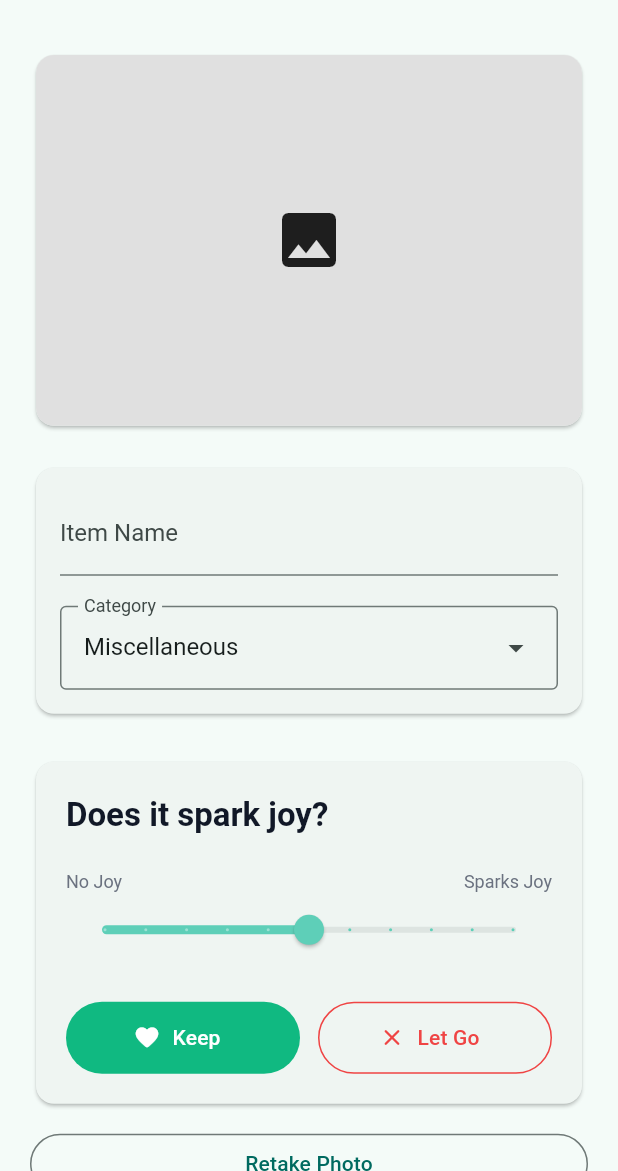
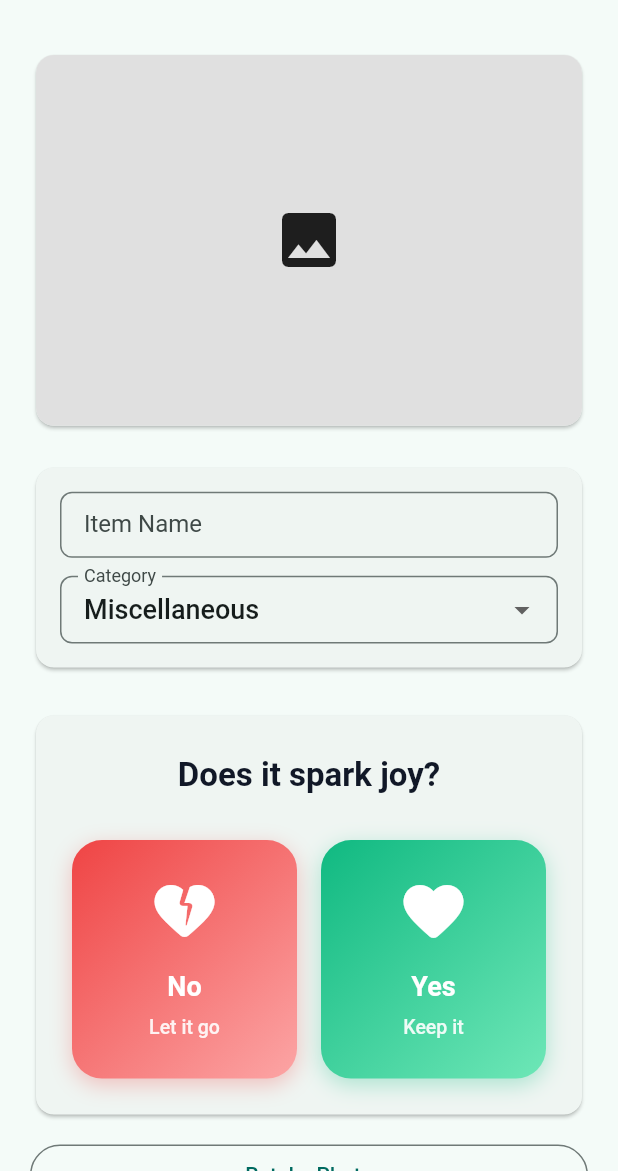
Before and after one commit to icaichen/KeepJoy, a Flutter app: the _QuickItemReviewPage screen opened directly with empty values, on a phone screen of 412 x 824 dp, the part 65-1236 px from its top. Run offline on Flutter 3.47's test engine with Material 3 defaults, Android fonts, the phone set to English and light mode, and no system bars; our stand-ins replace image_picker, supabase_flutter, table_calendar; missing offline and left inert: google_mlkit_image_labeling; accounts and stored records are empty; Roboto replaces fonts that are missing (SF Pro Text); project files that could hold a hidden picture were left out.

Commit message:
quick declutter and joy declutter logic finalized, views need update

```diff
--- a/lib/features/quick_declutter/quick_declutter_flow.dart
+++ b/lib/features/quick_declutter/quick_declutter_flow.dart
@@ -426,13 +426,14 @@ class _QuickItemReviewPageState extends State<_QuickItemReviewPage> {
       createdAt: DateTime.now(),
       status: DeclutterStatus.keep,
       photoPath: widget.photoPath,
-      joyLevel: _joyLevel,
+      joyLevel: 8, // Set joy level to 8 for "Yes, it sparks joy"
     );
 
     widget.onItemCreated(item);
 
     setState(() {
       _decision = DeclutterStatus.keep;
+      _joyLevel = 8;
     });
   }
 
@@ -544,13 +545,14 @@ class _QuickItemReviewPageState extends State<_QuickItemReviewPage> {
       createdAt: DateTime.now(),
       status: status,
       photoPath: widget.photoPath,
-      joyLevel: _joyLevel,
+      joyLevel: 3, // Set joy level to 3 for "No, doesn't spark joy"
     );
 
     widget.onItemCreated(item);
 
     setState(() {
       _decision = status;
+      _joyLevel = 3;
     });
   }
 
@@ -620,7 +622,7 @@ class _QuickItemReviewPageState extends State<_QuickItemReviewPage> {
           ),
           const SizedBox(height: 20),
 
-          // Item details
+          // Item details - Compact version
           Card(
             child: Padding(
               padding: const EdgeInsets.all(16),
@@ -632,21 +634,11 @@ class _QuickItemReviewPageState extends State<_QuickItemReviewPage> {
                     decoration: InputDecoration(
                       labelText: l10n.itemName,
                       hintText: l10n.itemName,
-                      suffixIcon: _isIdentifying
-                          ? const SizedBox(
-                              width: 20,
-                              height: 20,
-                              child: Padding(
-                                padding: EdgeInsets.all(12.0),
-                                child: CircularProgressIndicator(strokeWidth: 2),
+                      isDense: true,
+                      contentPadding: const EdgeInsets.symmetric(vertical: 10, horizontal: 12),
+                      border: OutlineInputBorder(
+                        borderRadius: BorderRadius.circular(8),
                       ),
-                            )
-                          : _isAISuggested
-                              ? Tooltip(
-                                  message: l10n.aiSuggested,
-                                  child: const Icon(Icons.auto_awesome, size: 20),
-                                )
-                              : null,
                     ),
                     onChanged: (_) {
                       if (_isAISuggested) {
@@ -654,36 +646,31 @@ class _QuickItemReviewPageState extends State<_QuickItemReviewPage> {
                       }
                     },
                   ),
-                  const SizedBox(height: 20),
-                  SizedBox(
-                    width: double.infinity,
-                    child: DropdownMenu<DeclutterCategory>(
-                      initialSelection: _selectedCategory,
-                      label: Text(l10n.category),
-                      expandedInsets: EdgeInsets.zero,
-                      dropdownMenuEntries: DeclutterCategory.values
+                  const SizedBox(height: 12),
+                  DropdownButtonFormField<DeclutterCategory>(
+                    value: _selectedCategory,
+                    decoration: InputDecoration(
+                      labelText: l10n.category,
+                      isDense: true,
+                      contentPadding: const EdgeInsets.symmetric(vertical: 10, horizontal: 12),
+                      border: OutlineInputBorder(
+                        borderRadius: BorderRadius.circular(8),
+                      ),
+                    ),
+                    items: DeclutterCategory.values
                         .map(
-                            (category) => DropdownMenuEntry(
+                          (category) => DropdownMenuItem(
                             value: category,
-                              label: category.label(context),
+                            child: Text(category.label(context)),
                           ),
                         )
                         .toList(),
-                      onSelected: (value) {
+                    onChanged: (value) {
                       if (value != null) {
                         setState(() => _selectedCategory = value);
                       }
                     },
                   ),
-                  ),
-                  if (_aiResult?.method == 'on-device') ...[
-                    const SizedBox(height: 16),
-                    TextButton.icon(
-                      onPressed: _isIdentifying ? null : _getDetailedInfo,
-                      icon: const Icon(Icons.search, size: 18),
-                      label: Text(l10n.getDetailedInfo),
-                    ),
-                  ],
                 ],
               ),
             ),
@@ -694,92 +681,123 @@ class _QuickItemReviewPageState extends State<_QuickItemReviewPage> {
           if (_decision == null) ...[
             Card(
               child: Padding(
-                padding: const EdgeInsets.all(20),
+                padding: const EdgeInsets.all(24),
                 child: Column(
                   crossAxisAlignment: CrossAxisAlignment.start,
                   children: [
-                    Text(
+                    Center(
+                      child: Text(
                         isChinese ? '这件物品让你心动吗？' : 'Does it spark joy?',
                         style: Theme.of(context).textTheme.titleLarge?.copyWith(
                           fontWeight: FontWeight.w700,
                           color: const Color(0xFF111827),
                         ),
                       ),
-                    const SizedBox(height: 20),
+                    ),
+                    const SizedBox(height: 28),
 
-                    // Joy level slider
-                    Column(
-                      crossAxisAlignment: CrossAxisAlignment.start,
+                    // Joy Yes/No buttons - directly trigger actions
+                    Row(
                       children: [
-                        Row(
-                          mainAxisAlignment: MainAxisAlignment.spaceBetween,
+                        Expanded(
+                          child: GestureDetector(
+                            onTap: _handleLetGo,
+                            child: Container(
+                              padding: const EdgeInsets.symmetric(vertical: 24),
+                              decoration: BoxDecoration(
+                                gradient: const LinearGradient(
+                                  begin: Alignment.topLeft,
+                                  end: Alignment.bottomRight,
+                                  colors: [Color(0xFFEF4444), Color(0xFFFCA5A5)],
+                                ),
+                                borderRadius: BorderRadius.circular(20),
+                                boxShadow: [
+                                  BoxShadow(
+                                    color: const Color(0xFFEF4444).withValues(alpha: 0.3),
+                                    blurRadius: 12,
+                                    offset: const Offset(0, 4),
+                                  ),
+                                ],
+                              ),
+                              child: Column(
                                 children: [
+                                  const Icon(
+                                    Icons.heart_broken_rounded,
+                                    size: 48,
+                                    color: Colors.white,
+                                  ),
+                                  const SizedBox(height: 12),
                                   Text(
-                              isChinese ? '不心动' : 'No Joy',
-                              style: Theme.of(context).textTheme.bodySmall?.copyWith(
-                                color: const Color(0xFF6B7280),
+                                    isChinese ? '不心动' : 'No',
+                                    style: const TextStyle(
+                                      fontSize: 18,
+                                      fontWeight: FontWeight.w700,
+                                      color: Colors.white,
                                     ),
                                   ),
+                                  const SizedBox(height: 4),
                                   Text(
-                              isChinese ? '很心动' : 'Sparks Joy',
-                              style: Theme.of(context).textTheme.bodySmall?.copyWith(
-                                color: const Color(0xFF6B7280),
+                                    isChinese ? '让它离开' : 'Let it go',
+                                    style: TextStyle(
+                                      fontSize: 13,
+                                      fontWeight: FontWeight.w500,
+                                      color: Colors.white.withValues(alpha: 0.9),
                                     ),
                                   ),
                                 ],
                               ),
-                        Slider(
-                          value: _joyLevel?.toDouble() ?? 5,
-                          min: 0,
-                          max: 10,
-                          divisions: 10,
-                          label: _joyLevel?.toString() ?? '5',
-                          activeColor: const Color(0xFF5ECFB8),
-                          onChanged: (value) {
-                            setState(() => _joyLevel = value.toInt());
-                          },
                             ),
-                        if (_joyLevel != null)
-                          Center(
-                            child: Text(
-                              '${isChinese ? '心动指数' : 'Joy Level'}: $_joyLevel/10',
-                              style: Theme.of(context).textTheme.bodyMedium?.copyWith(
-                                fontWeight: FontWeight.w600,
-                                color: const Color(0xFF111827),
                           ),
+                        ),
+                        const SizedBox(width: 16),
+                        Expanded(
+                          child: GestureDetector(
+                            onTap: _handleKeep,
+                            child: Container(
+                              padding: const EdgeInsets.symmetric(vertical: 24),
+                              decoration: BoxDecoration(
+                                gradient: const LinearGradient(
+                                  begin: Alignment.topLeft,
+                                  end: Alignment.bottomRight,
+                                  colors: [Color(0xFF10B981), Color(0xFF6EE7B7)],
+                                ),
+                                borderRadius: BorderRadius.circular(20),
+                                boxShadow: [
+                                  BoxShadow(
+                                    color: const Color(0xFF10B981).withValues(alpha: 0.3),
+                                    blurRadius: 12,
+                                    offset: const Offset(0, 4),
+                                  ),
+                                ],
+                              ),
+                              child: Column(
+                                children: [
+                                  const Icon(
+                                    Icons.favorite_rounded,
+                                    size: 48,
+                                    color: Colors.white,
+                                  ),
+                                  const SizedBox(height: 12),
+                                  Text(
+                                    isChinese ? '心动' : 'Yes',
+                                    style: const TextStyle(
+                                      fontSize: 18,
+                                      fontWeight: FontWeight.w700,
+                                      color: Colors.white,
+                                    ),
+                                  ),
+                                  const SizedBox(height: 4),
+                                  Text(
+                                    isChinese ? '留下它' : 'Keep it',
+                                    style: TextStyle(
+                                      fontSize: 13,
+                                      fontWeight: FontWeight.w500,
+                                      color: Colors.white.withValues(alpha: 0.9),
                                     ),
                                   ),
                                 ],
                               ),
-                    const SizedBox(height: 24),
-
-                    // Keep/Let Go buttons
-                    Row(
-                      children: [
-                        Expanded(
-                          child: FilledButton.icon(
-                            onPressed: _handleKeep,
-                            style: FilledButton.styleFrom(
-                              backgroundColor: const Color(0xFF10B981),
-                              minimumSize: const Size.fromHeight(48),
                             ),
-                            icon: const Icon(Icons.favorite_rounded),
-                            label: Text(isChinese ? '保留' : 'Keep'),
-                          ),
-                        ),
-                        const SizedBox(width: 12),
-                        Expanded(
-                          child: OutlinedButton.icon(
-                            onPressed: _handleLetGo,
-                            style: OutlinedButton.styleFrom(
-                              foregroundColor: const Color(0xFFEF4444),
-                              side: const BorderSide(
-                                color: Color(0xFFEF4444),
-                              ),
-                              minimumSize: const Size.fromHeight(48),
-                            ),
-                            icon: const Icon(Icons.close_rounded),
-                            label: Text(isChinese ? '放手' : 'Let Go'),
                           ),
                         ),
                       ],
@@ -840,7 +858,7 @@ class _QuickItemReviewPageState extends State<_QuickItemReviewPage> {
                 ),
                 icon: const Icon(Icons.arrow_forward_rounded),
                 label: Text(
-                  isChinese ? '继续拍照' : 'Continue',
+                  isChinese ? '拍摄下一件' : 'Capture Next Item',
                   style: const TextStyle(fontSize: 16),
                 ),
               ),
@@ -906,7 +924,7 @@ class _QuickDecisionPageState extends State<_QuickDecisionPage> {
             title: Text(isChinese ? '继续整理？' : 'Continue?'),
             content: Text(
               isChinese
-                  ? '还有 ${widget.pendingItems.length} 件物品待整理'
+                  ? '还有 ${widget.pendingItems.length} 件物品需要处理'
                   : '${widget.pendingItems.length} item${widget.pendingItems.length > 1 ? 's' : ''} remaining',
             ),
             actions: [
@@ -1066,7 +1084,7 @@ class _QuickDecisionPageState extends State<_QuickDecisionPage> {
           title: Text(isChinese ? '继续整理？' : 'Continue?'),
           content: Text(
             isChinese
-                ? '还有 ${widget.pendingItems.length} 件物品待整理'
+                ? '还有 ${widget.pendingItems.length} 件物品需要处理'
                 : '${widget.pendingItems.length} item${widget.pendingItems.length > 1 ? 's' : ''} remaining',
           ),
           actions: [
--- a/lib/models/declutter_item.dart
+++ b/lib/models/declutter_item.dart
@@ -22,7 +22,6 @@ enum DeclutterCategory {
 }
 
 enum DeclutterStatus {
-  pending('To declutter', '待整理'),
   keep('Kept', '保留'),
   discard('Discarded', '丢弃'),
   donate('Donated', '捐赠'),
```
Also changed, not shown: lib/features/items/items_screen.dart (+35 -42 lines), lib/features/joy_declutter/joy_declutter_flow.dart (+3 -27 lines), lib/main.dart (+26 -30 lines). Lines whose indentation alone changed are shown as unchanged.
